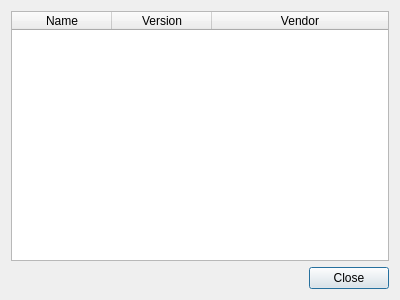
Old version of the form examples/uml/duse-mt/src/app/aboutplugins.ui in the repository qt/qtmodeling.
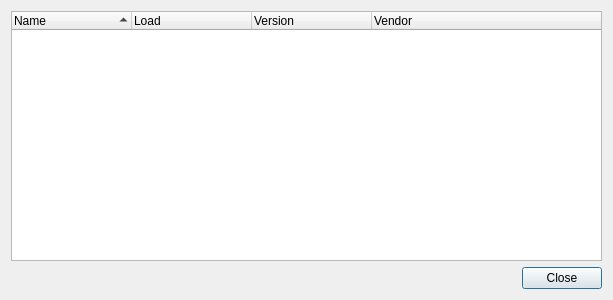
New version of the form.

Commit message: Improve loaded plugins dialog implementation

Diff of the .ui file:
```diff
--- a/examples/uml/duse-mt/src/app/aboutplugins.ui
+++ b/examples/uml/duse-mt/src/app/aboutplugins.ui
@@ -6,7 +6,7 @@
    <rect>
     <x>0</x>
     <y>0</y>
-    <width>400</width>
+    <width>613</width>
     <height>300</height>
    </rect>
   </property>
@@ -14,31 +14,6 @@
    <string>Installed Plugins</string>
   </property>
   <layout class="QGridLayout" name="gridLayout">
-   <item row="0" column="0">
-    <widget class="QTableWidget" name="loadedPlugins">
-     <attribute name="horizontalHeaderStretchLastSection">
-      <bool>true</bool>
-     </attribute>
-     <attribute name="verticalHeaderVisible">
-      <bool>false</bool>
-     </attribute>
-     <column>
-      <property name="text">
-       <string>Name</string>
-      </property>
-     </column>
-     <column>
-      <property name="text">
-       <string>Version</string>
-      </property>
-     </column>
-     <column>
-      <property name="text">
-       <string>Vendor</string>
-      </property>
-     </column>
-    </widget>
-   </item>
    <item row="1" column="0">
     <widget class="QDialogButtonBox" name="buttonBox">
      <property name="orientation">
@@ -49,6 +24,42 @@
      </property>
     </widget>
    </item>
+   <item row="0" column="0">
+    <widget class="QTreeWidget" name="loadedPlugins">
+     <property name="alternatingRowColors">
+      <bool>true</bool>
+     </property>
+     <property name="sortingEnabled">
+      <bool>true</bool>
+     </property>
+     <attribute name="headerDefaultSectionSize">
+      <number>120</number>
+     </attribute>
+     <attribute name="headerMinimumSectionSize">
+      <number>35</number>
+     </attribute>
+     <column>
+      <property name="text">
+       <string>Name</string>
+      </property>
+     </column>
+     <column>
+      <property name="text">
+       <string>Load</string>
+      </property>
+     </column>
+     <column>
+      <property name="text">
+       <string>Version</string>
+      </property>
+     </column>
+     <column>
+      <property name="text">
+       <string>Vendor</string>
+      </property>
+     </column>
+    </widget>
+   </item>
   </layout>
  </widget>
  <resources/>
```
The commit also changes 3 other files.
